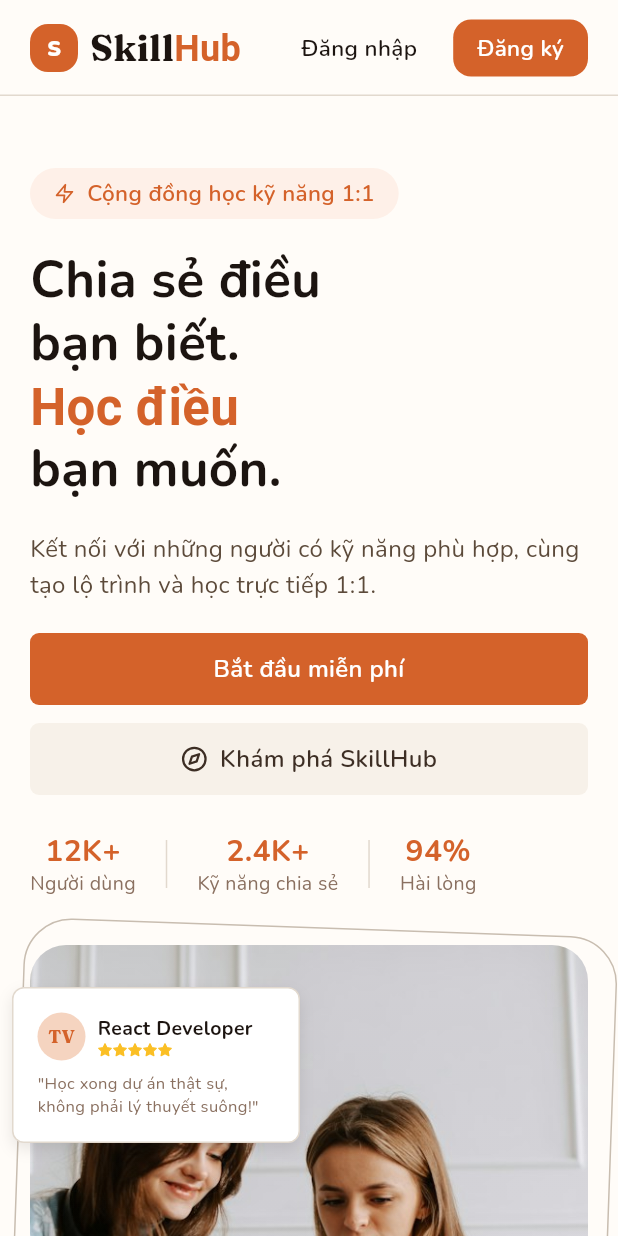
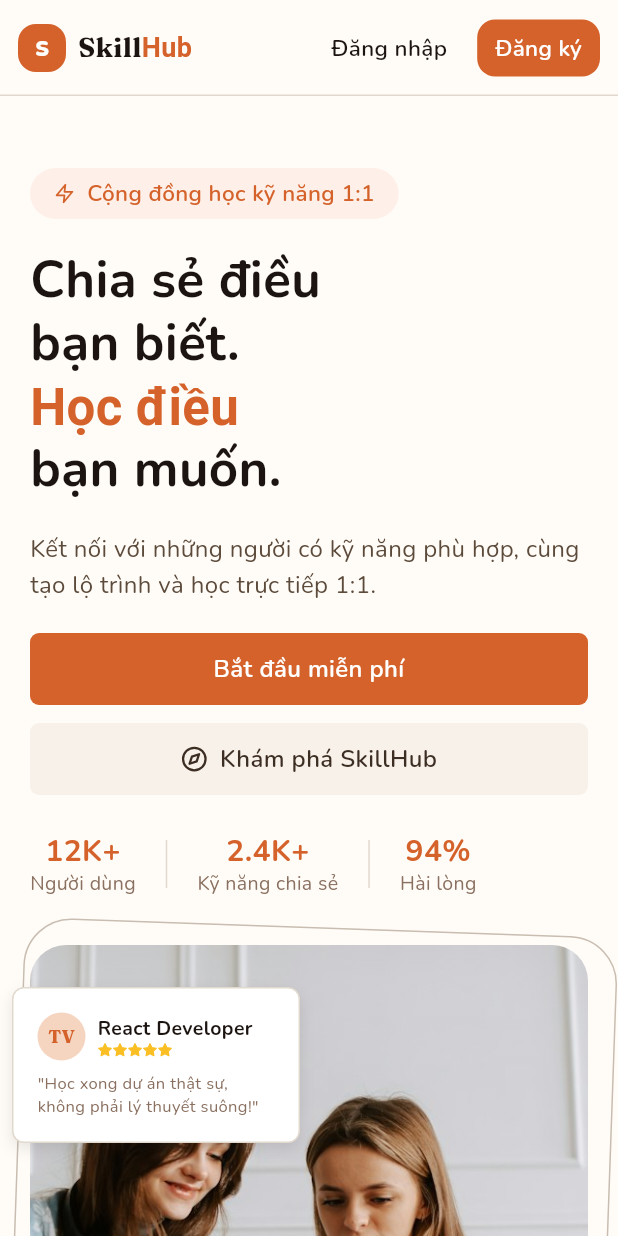
Before and after one commit to memora-alpha/skillhub, a Flutter app: the screen it shows after launch, on a phone screen of 412 x 824 dp. Run offline on Flutter 3.47's test engine with Material 3 defaults, Android fonts, the phone set to English and light mode, and no system bars; our stand-ins replace device_preview, dio, flutter_riverpod, flutter_secure_storage, flutter_svg, go_router and 1 more.

Commit message:
feat: update welcome screen layout and button padding for improved responsiveness

```diff
--- a/apps/mobile-flutter/lib/features/auth/screens/welcome_screen.dart
+++ b/apps/mobile-flutter/lib/features/auth/screens/welcome_screen.dart
@@ -57,7 +57,8 @@ class _WelcomeScreenState extends State<WelcomeScreen> {
   @override
   Widget build(BuildContext context) {
     final width = MediaQuery.sizeOf(context).width;
-    final buttonPadding = width < 360 ? 4.0 : (width < 400 ? 8.0 : 16.0);
+    final phone = width < 768;
+    final buttonPadding = phone ? 12.0 : 16.0;
     Widget headerButton(String label, bool primary, VoidCallback onTap) =>
         Tappable(
           onTap: onTap,
@@ -80,6 +81,15 @@ class _WelcomeScreenState extends State<WelcomeScreen> {
             ),
           ),
         );
+    final brand = Tappable(
+      semanticLabel: 'SkillHub — về đầu trang',
+      onTap: () => _scroll.animateTo(
+        0,
+        duration: const Duration(milliseconds: 350),
+        curve: Curves.easeInOut,
+      ),
+      child: BrandLogo(small: width < 480),
+    );
     return Scaffold(
       backgroundColor: Palette.cream,
       body: SafeArea(
@@ -97,22 +107,25 @@ class _WelcomeScreenState extends State<WelcomeScreen> {
                     height: 64,
                     child: Padding(
                       padding: EdgeInsets.symmetric(
-                        horizontal: width < 360 ? 12 : Layout.gutter,
+                        horizontal: phone ? 12 : Layout.gutter,
                       ),
                       child: Row(
                         spacing: 8,
                         children: [
-                          Tappable(
-                            semanticLabel: 'SkillHub — về đầu trang',
-                            onTap: () => _scroll.animateTo(
-                              0,
-                              duration: const Duration(milliseconds: 350),
-                              curve: Curves.easeInOut,
-                            ),
-                            child: const BrandLogo(),
-                          ),
-                          const Spacer(),
-                          if (width >= 768) ...[
+                          if (phone)
+                            Flexible(
+                              child: Align(
+                                alignment: Alignment.centerLeft,
+                                child: FittedBox(
+                                  fit: BoxFit.scaleDown,
+                                  alignment: Alignment.centerLeft,
+                                  child: brand,
+                                ),
+                              ),
+                            )
+                          else ...[
+                            brand,
+                            const Spacer(),
                             Tappable(
                               onTap: () => _scrollTo(_categories),
                               child: _navText('Khám phá'),
```
